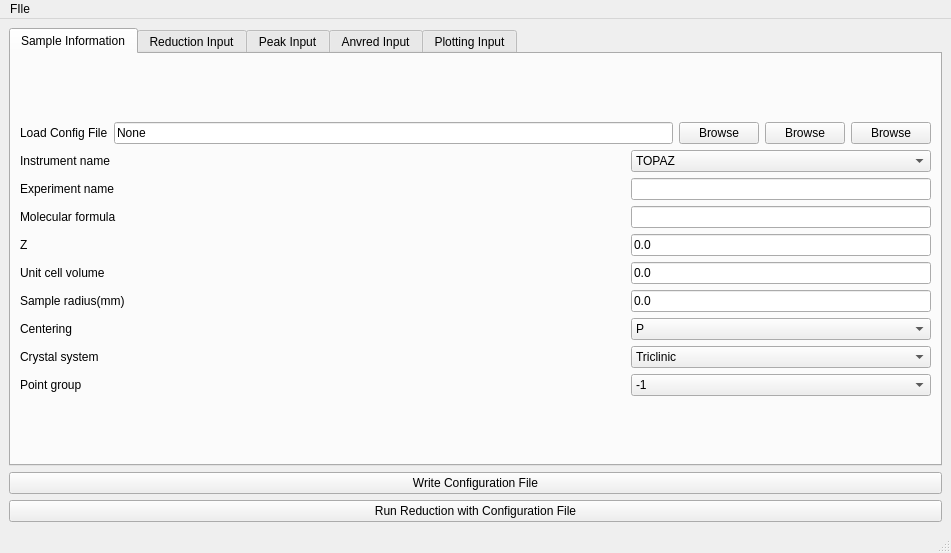
Old version of the form design.ui in the repository mantidproject/SCDReductionGUI.
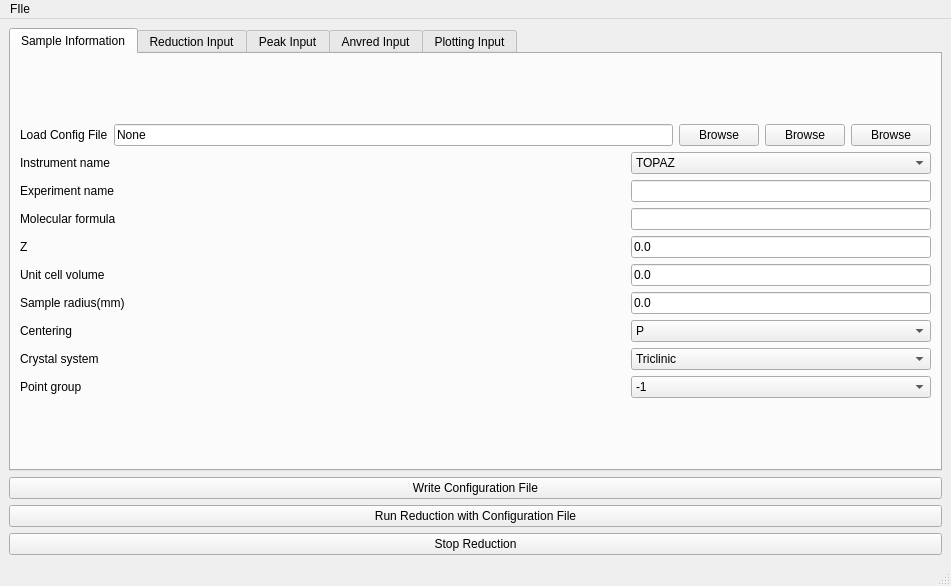
New version of the form.

Commit message: Refs #master add stop button

What changed in the file:
```diff
--- a/design.ui
+++ b/design.ui
@@ -7,7 +7,7 @@
     <x>0</x>
     <y>0</y>
     <width>951</width>
-    <height>553</height>
+    <height>586</height>
    </rect>
   </property>
   <property name="windowTitle">
@@ -6001,6 +6001,16 @@
       </property>
      </widget>
     </item>
+    <item row="5" column="0">
+     <widget class="QPushButton" name="PushButton_kill">
+      <property name="toolTip">
+       <string>Kill script</string>
+      </property>
+      <property name="text">
+       <string>Stop Reduction</string>
+      </property>
+     </widget>
+    </item>
    </layout>
   </widget>
   <widget class="QMenuBar" name="menubar">
```
Left out of the diff: 6 changed lines with no effect on the pictures. The commit also changes 2 other files.
